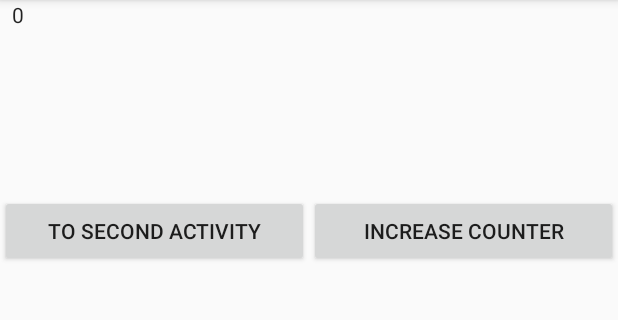
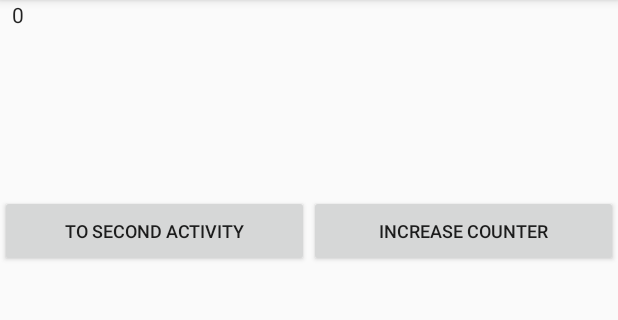
Before and after one commit to apetrovskiy/GeekAndroidBasic, an Android app: the screen it shows after launch (LifeCycleActivity), on a phone screen of 412 x 824 dp, the part 84-404 px from its top. Run offline under Robolectric (Android 15) with nearby library versions, the phone set to English and light mode, and no system bars.

Commit message:
next changes

```diff
--- a/Lesson_02/LifeCycleActivity/app/src/main/res/layout/activity_life_cycle.xml
+++ b/Lesson_02/LifeCycleActivity/app/src/main/res/layout/activity_life_cycle.xml
@@ -30,6 +30,7 @@
             android:layout_width="0dp"
             android:layout_weight="1"
             android:layout_height="wrap_content"
+            android:textSize="12sp"
             android:text="@string/to_second_activity" />
 
         <Button
@@ -37,6 +38,7 @@
             android:layout_width="0dp"
             android:layout_weight="1"
             android:layout_height="wrap_content"
+            android:textSize="12sp"
             android:text="@string/increase_counter" />
     </LinearLayout>
 
```
Also changed, not shown: 1 other file.
